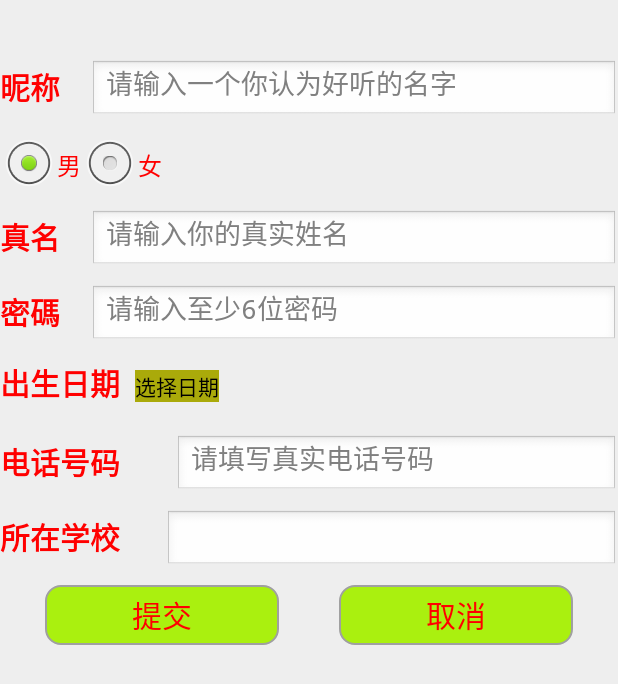
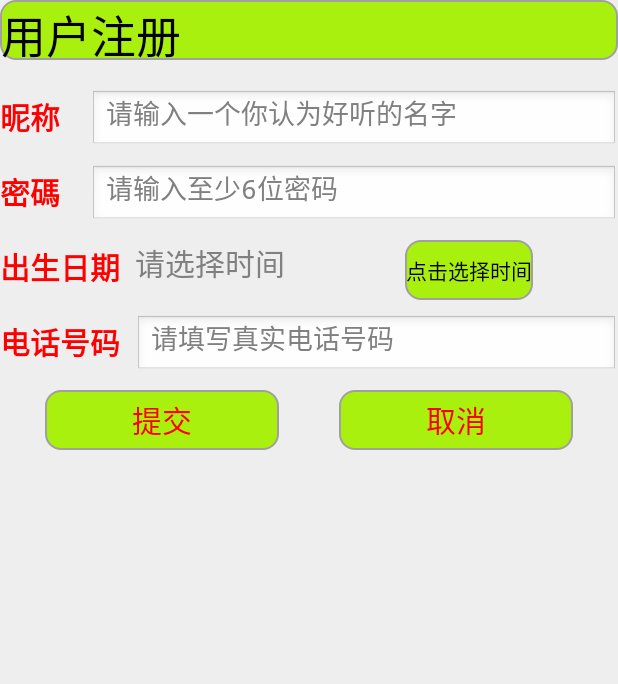
Before and after one commit to misnearzhang/imm_client_master, an Android app: the RegisterActivity screen opened directly, with no data from a screen before it, on a phone screen of 412 x 824 dp. Shown: the top 684 px of the screen. Run offline under Robolectric (Android 15) with nearby library versions, the phone set to English and light mode, and no system bars.

Commit message:
2015-4-8 first commit

```diff
--- a/app/src/main/AndroidManifest.xml
+++ b/app/src/main/AndroidManifest.xml
@@ -24,7 +24,8 @@
         </activity>
         <activity
             android:name=".LoginActivity"
-            android:theme="@android:style/Theme.Light.NoTitleBar">
+            android:theme="@android:style/Theme.Light.NoTitleBar"
+            android:launchMode="singleInstance">>
         </activity>
         <activity
             android:name=".IndexActivity"
--- a/app/src/main/java/com/syuct/zhanglong/message4u/LoginActivity.java
+++ b/app/src/main/java/com/syuct/zhanglong/message4u/LoginActivity.java
@@ -79,7 +79,7 @@ public class LoginActivity extends SuperActivity {
                                     "美军仍位居世界上最强军队榜首，而中国位居第三位，之后依次是印度、英国、法国、德国、" +
                                     "土耳其、韩国。日本位居第10位。"));
 
-                            startActivityForResult(intentLogin, 0);
+                            startActivity(intentLogin);
                             overridePendingTransition(R.anim.abc_slide_in_top, R.anim.abc_fade_out);
                             finish();
 
@@ -101,27 +101,12 @@ public class LoginActivity extends SuperActivity {
     TextView lblForgetPass = null;
     Button btnRegister = null;
     Button btnLogin = null;
-    private ServiceConnection serviceconnection = null;
-    private testService testservice = null;
 
     @Override
     protected void onCreate(Bundle savedInstanceState) {
         super.onCreate(savedInstanceState);
         setContentView(R.layout.login_activity);
-        dialog=new ProgressDialog(LoginActivity.this);
-        dialog.setTitle("提示");
-        dialog.setMessage("登录中.....");
-        serviceconnection = new ServiceConnection() {
-            @Override
-            public void onServiceConnected(ComponentName name, IBinder service) {
-                Log.i("", "启动服务");
-            }
 
-            @Override
-            public void onServiceDisconnected(ComponentName name) {
-
-            }
-        };
         initControl();
     }
 
--- a/app/src/main/java/com/syuct/zhanglong/message4u/MainActivity.java
+++ b/app/src/main/java/com/syuct/zhanglong/message4u/MainActivity.java
@@ -48,6 +48,8 @@ public class MainActivity extends Activity {
 
     private void skip() {
         startActivity(new Intent(this, LoginActivity.class));
+        //overridePendingTransition(R.anim.abc_slide_in_top, R.anim.abc_fade_out);
+        overridePendingTransition(R.anim.abc_fade_in,R.anim.abc_fade_out);
         finish();
     }
 }
--- a/app/src/main/java/com/syuct/zhanglong/message4u/RegisterActivity.java
+++ b/app/src/main/java/com/syuct/zhanglong/message4u/RegisterActivity.java
@@ -6,14 +6,18 @@ import android.app.Dialog;
 import android.app.DialogFragment;
 import android.content.Intent;
 import android.os.Bundle;
+import android.util.Log;
 import android.view.View;
 import android.widget.Button;
 import android.widget.DatePicker;
 import android.widget.EditText;
+import android.widget.TextView;
 import android.widget.Toast;
 
 import com.syuct.zhanglong.Utils.GlobalData;
 
+import java.text.ParseException;
+import java.text.SimpleDateFormat;
 import java.util.Calendar;
 import java.util.Date;
 
@@ -24,9 +28,17 @@ public class RegisterActivity extends Activity {
     private EditText name;
     private EditText realName;
     private EditText password;
-    private static Date birthday;
+    private Date birthday;
+    private String birthday2=null;
+    private TextView datetext;
     private Button btnpost;
     private Button btncancel;
+    private DatePickerDialog datePickerDialog;
+    private Button buttondate;
+
+    private int mYear;
+    private int mMonth;
+    private int mDay;
 
 
     View.OnClickListener onClickListener = new View.OnClickListener(){
@@ -52,6 +64,52 @@ public class RegisterActivity extends Activity {
 
         super.onCreate(savedInstanceState);
         setContentView(R.layout.register_activity);
+
+        Calendar calendar = Calendar.getInstance();
+        mYear = calendar.get(Calendar.YEAR);
+        mMonth = calendar.get(Calendar.MONTH);
+        mDay = calendar.get(Calendar.DAY_OF_MONTH);
+        buttondate=(Button)findViewById(R.id.datepicker);
+        datetext=(TextView)findViewById(R.id.datetext);
+
+        buttondate.setOnClickListener(new View.OnClickListener() {
+            @Override
+            public void onClick(View v) {
+                DatePickerDialog datePickerDialog = new DatePickerDialog(RegisterActivity.this, new DatePickerDialog.OnDateSetListener()
+                {
+                    @Override
+                    public void onDateSet(DatePicker view, int year, int monthOfYear,
+                                          int dayOfMonth)
+                    {
+                        datetext.setText(year + "-" + (monthOfYear + 1) + "-" + dayOfMonth);
+                    }
+                }, mYear, mMonth, mDay);
+
+                datePickerDialog.show();
+                birthday2=datetext.getText().toString();
+
+            }
+        });
+
+
+        SimpleDateFormat sdf=new SimpleDateFormat("yyyy-MM-dd");
+        String date="2015-05-12";
+        try {
+            Log.v("Before",date);
+            if(birthday2!=null){
+                birthday = sdf.parse(birthday2);
+            }else{
+                birthday = sdf.parse(date);
+            }
+
+
+            Log.v("After",birthday.toString());
+
+        } catch (ParseException e) {
+            datetext.setText("日期格式错误");
+            e.printStackTrace();
+        }
+
         btnpost=(Button)this.findViewById(R.id.btnpost);
         btnpost.setOnClickListener(onClickListener);
         btncancel=(Button)this.findViewById(R.id.btnCancel);
@@ -63,7 +121,6 @@ public class RegisterActivity extends Activity {
                 if (hasFocus == true) {
                     Toast.makeText(RegisterActivity.this, "much", Toast.LENGTH_SHORT);
                 }
-
             }
         });
         if(name.getText().equals("zhanglong")){
@@ -76,37 +133,10 @@ public class RegisterActivity extends Activity {
         super.onBackPressed();
     }
 
-
-    public void showDatePickerDialog(View view){
-        DatePickerFragment datePicker = new DatePickerFragment();
-        datePicker.show(getFragmentManager(), "datePicker");
-    }
-
-public static class DatePickerFragment extends DialogFragment implements
-        DatePickerDialog.OnDateSetListener {
-    @Override
-    public Dialog onCreateDialog(Bundle savedInstanceState) {
-        final Calendar c = Calendar.getInstance();
-        int year = c.get(Calendar.YEAR);
-        int month = c.get(Calendar.MONTH);
-        int day = c.get(Calendar.DAY_OF_MONTH);
-        return new DatePickerDialog(getActivity(), this, year, month, day);
-    }
-    @Override
-    public void onDateSet(DatePicker view, int year, int month, int day) {
-        view.setOnClickListener(new View.OnClickListener() {
-            @Override
-            public void onClick(View v) {
-
-                setShowsDialog(true);
-            }
-        });
-    }
-}
-
     @Override
     protected void onPause() {
         super.onPause();
         this.finish();
     }
+
 }
--- a/app/src/main/res/layout/register_activity.xml
+++ b/app/src/main/res/layout/register_activity.xml
@@ -8,18 +8,25 @@
 
 
     <LinearLayout
+        android:id="@+id/topblack"
         android:layout_width="fill_parent"
         android:layout_height="40dp"
         >
 
         <TextView
             android:layout_width="fill_parent"
-            android:layout_height="fill_parent" />
+            android:layout_height="fill_parent"
+            android:text="用户注册"
+            android:textSize="30sp"
+            android:textColor="#000"
+            android:background="@drawable/shape"/>
+
         </LinearLayout>
     <LinearLayout
         android:layout_width="fill_parent"
         android:layout_height="40dp"
 
+        android:layout_marginTop="20dp"
         android:id="@+id/name"
         android:orientation="horizontal"
         >
@@ -42,63 +49,9 @@
             android:id="@+id/Tname"
             />
         </LinearLayout>
-    <LinearLayout
-        android:layout_width="fill_parent"
-        android:layout_below="@+id/name"
-        android:layout_height="40dp"
-        android:layout_marginTop="10dp"
-        android:orientation="horizontal"
-        android:id="@+id/gender">
 
-        <RadioGroup
-            android:layout_width="wrap_content"
-            android:layout_height="wrap_content"
-            android:orientation="horizontal"
-            android:checkedButton="@+id/m"
-            >
 
-            <RadioButton
-                android:id="@+id/m"
-                android:layout_width="wrap_content"
-                android:layout_height="wrap_content"
-                android:hint="男"
-                android:textColorHint="#ff0000"
-                />
-            <RadioButton
-                android:id="@+id/wm"
-                android:layout_width="wrap_content"
-                android:layout_height="wrap_content"
-                android:hint="女"
-                android:textColorHint="#ff0000"
-                />
-            </RadioGroup>
 
-    </LinearLayout>
-        <LinearLayout
-            android:layout_width="fill_parent"
-            android:layout_below="@+id/gender"
-            android:layout_height="40dp"
-            android:layout_marginTop="10dp"
-            android:orientation="horizontal"
-            android:id="@+id/realName">
-
-            <TextView
-                android:layout_width="60dp"
-                android:layout_height="40dp"
-                android:layout_weight="1"
-                android:text="@string/realName"
-                android:textColor="#ff0000"
-                android:textSize="20sp"
-                android:textStyle="bold" />
-            <EditText
-                android:layout_width="fill_parent"
-                android:layout_height="40dp"
-                android:layout_weight="5"
-                android:layout_marginLeft="10dp"
-                android:hint="@string/realNamedescribe"
-
-                />
-            </LinearLayout>
     <LinearLayout
         android:layout_width="fill_parent"
         android:layout_below="@+id/realName"
@@ -142,13 +95,27 @@
             android:textSize="20sp"
             android:textColor="#ff0000"
             android:textStyle="bold" />
+        <TextView
+            android:id="@+id/datetext"
+            android:layout_width="180dp"
+            android:layout_height="fill_parent"
+            android:textSize="20sp"
+            android:textAlignment="center"
+            android:hint="@string/datepicker"/>
         <Button
+            android:id="@+id/datepicker"
+            android:text="点击选择时间"
+            android:layout_width="wrap_content"
+            android:layout_height="fill_parent"
+            android:background="@drawable/shape"
+            />
+        <!--<Button
             android:id="@+id/datePickerBtn"
             android:layout_width="wrap_content"
             android:layout_height="wrap_content"
             android:text="选择日期"
             android:background="#aaaa0a"
-            android:onClick="showDatePickerDialog"/>
+            android:onClick="showDatePickerDialog"/>-->
     </LinearLayout>
 
     <LinearLayout
@@ -160,46 +127,24 @@
     android:id="@+id/phoneNumber">
 
     <TextView
-        android:layout_width="60dp"
+        android:layout_width="wrap_content"
         android:layout_height="40dp"
-        android:layout_weight="1"
+
         android:text="@string/phoneNumber"
         android:textSize="20sp"
         android:textColor="#ff0000"
         android:textStyle="bold" />
     <EditText
-        android:layout_width="60dp"
+        android:layout_width="fill_parent"
         android:layout_height="40dp"
-        android:layout_weight="5"
+
         android:layout_marginLeft="10dp"
         android:hint="@string/phoneNumberdescribe"
 
         />
 </LinearLayout>
 
-    <LinearLayout
-        android:layout_width="fill_parent"
-        android:layout_below="@+id/phoneNumber"
-        android:layout_height="40dp"
-        android:layout_marginTop="10dp"
-        android:orientation="horizontal"
-        android:id="@+id/school">
 
-        <TextView
-            android:layout_width="60dp"
-            android:layout_height="40dp"
-            android:layout_weight="1"
-            android:text="@string/school"
-            android:textSize="20sp"
-            android:textColor="#ff0000"
-            android:textStyle="bold" />
-        <EditText
-            android:layout_width="60dp"
-            android:layout_height="40dp"
-            android:layout_weight="6"
-            android:layout_marginLeft="10dp"
-            />
-    </LinearLayout>
     <LinearLayout
         android:layout_width="fill_parent"
         android:layout_below="@+id/school"
--- a/app/src/main/res/values/strings.xml
+++ b/app/src/main/res/values/strings.xml
@@ -25,4 +25,5 @@
     <string name="disconnect">请选择接入点(IP地址)</string>
     <string name="telephone">请输入电话号码</string>
     <string name="update_at">更新</string>
+    <string name="datepicker">请选择时间</string>
     </resources>
```
Also changed, not shown: 1 other file.
